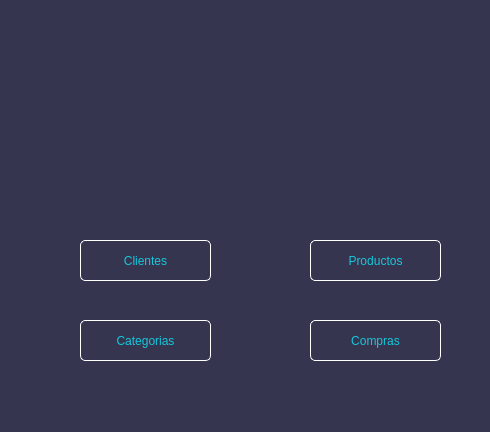
Before: the Qt Designer form views/MainWindow.ui in joanmera/Gameverse_Interface, drawn with Qt 5.
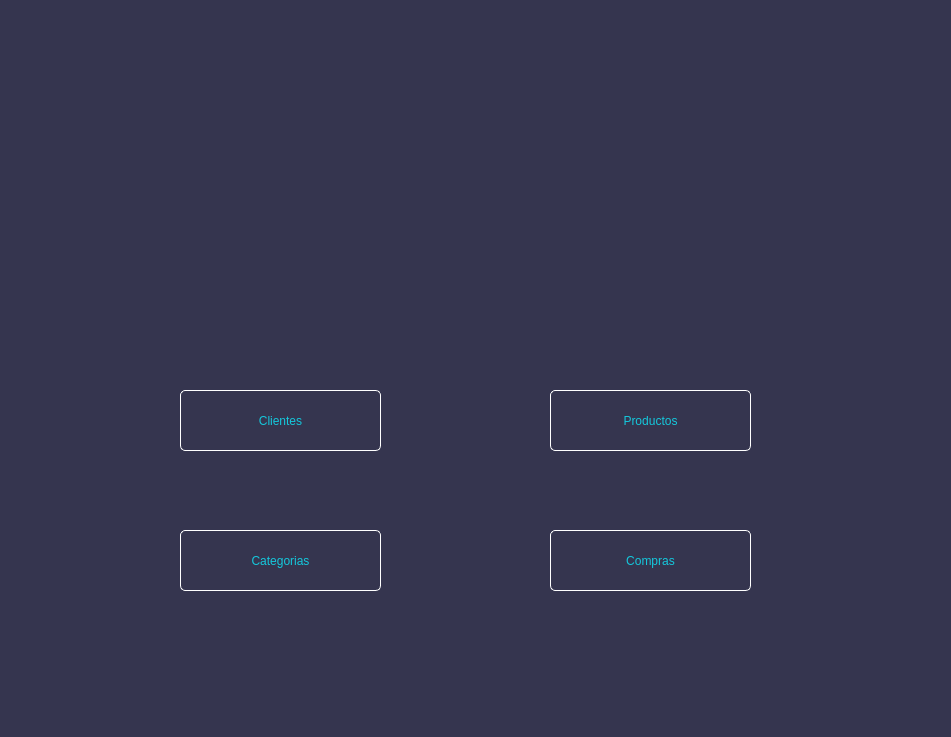
After: the same form once the commit is applied. Icons and pictures are not drawn.

What changed in the file:
```diff
--- a/views/MainWindow.ui
+++ b/views/MainWindow.ui
@@ -6,8 +6,8 @@
    <rect>
     <x>0</x>
     <y>0</y>
-    <width>490</width>
-    <height>432</height>
+    <width>951</width>
+    <height>737</height>
    </rect>
   </property>
   <property name="windowTitle">
@@ -22,10 +22,10 @@
    <widget class="QPushButton" name="clientButton">
     <property name="geometry">
      <rect>
-      <x>80</x>
-      <y>240</y>
-      <width>131</width>
-      <height>41</height>
+      <x>180</x>
+      <y>390</y>
+      <width>201</width>
+      <height>61</height>
      </rect>
     </property>
     <property name="toolTip">
@@ -52,10 +52,10 @@
    <widget class="QPushButton" name="productsButton">
     <property name="geometry">
      <rect>
-      <x>310</x>
-      <y>240</y>
-      <width>131</width>
-      <height>41</height>
+      <x>550</x>
+      <y>390</y>
+      <width>201</width>
+      <height>61</height>
      </rect>
     </property>
     <property name="styleSheet">
@@ -78,10 +78,10 @@
    <widget class="QPushButton" name="Button_3">
     <property name="geometry">
      <rect>
-      <x>310</x>
-      <y>320</y>
-      <width>131</width>
-      <height>41</height>
+      <x>550</x>
+      <y>530</y>
+      <width>201</width>
+      <height>61</height>
      </rect>
     </property>
     <property name="styleSheet">
@@ -104,10 +104,10 @@
    <widget class="QPushButton" name="categoryButton">
     <property name="geometry">
      <rect>
-      <x>80</x>
-      <y>320</y>
-      <width>131</width>
-      <height>41</height>
+      <x>180</x>
+      <y>530</y>
+      <width>201</width>
+      <height>61</height>
      </rect>
     </property>
     <property name="styleSheet">
@@ -130,10 +130,10 @@
    <widget class="QLabel" name="label">
     <property name="geometry">
      <rect>
-      <x>100</x>
-      <y>30</y>
-      <width>291</width>
-      <height>161</height>
+      <x>220</x>
+      <y>70</y>
+      <width>471</width>
+      <height>251</height>
      </rect>
     </property>
     <property name="styleSheet">
```
Left out of the diff: 7 changed lines with no effect on the pictures.
